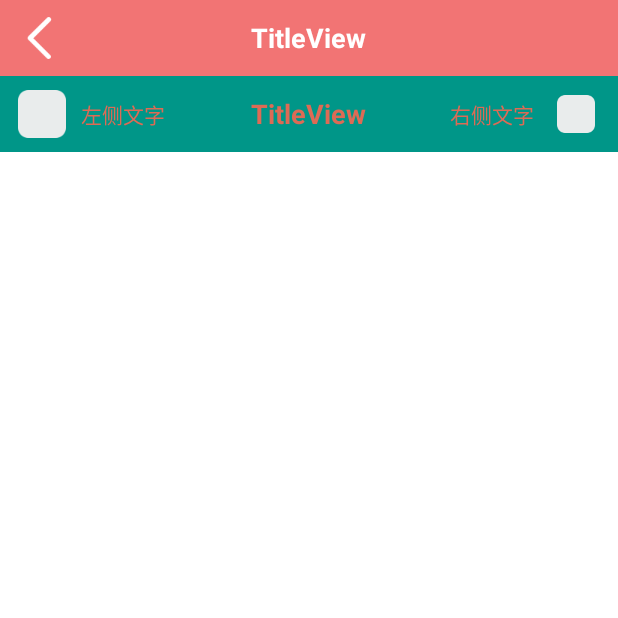
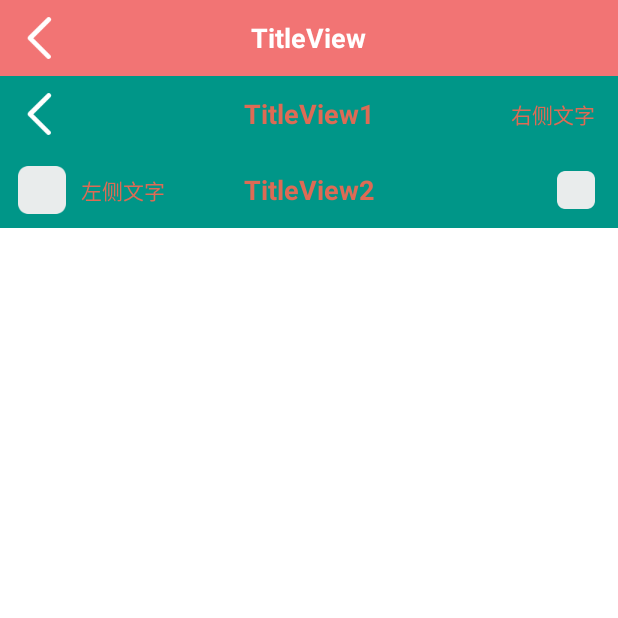
Before and after one commit to hHui056/android_mvp_generate, an Android app: the screen it shows after launch (TitleViewActivity), after a tap on "TitleView", on a phone screen of 412 x 824 dp, the top half of it. Run offline under Robolectric (Android 15) with nearby library versions, the phone set to English and light mode, and no system bars; libraries missing offline, so code that uses them is left out: com.bigkoo.pickerview, com.readystatesoftware.systembartint.

Commit message:
临时提交

```diff
--- a/app/src/main/AndroidManifest.xml
+++ b/app/src/main/AndroidManifest.xml
@@ -12,6 +12,9 @@
         android:supportsRtl="true"
         android:theme="@style/MyAppCompat"
         tools:replace="android:icon,android:label,android:theme">
+        <activity
+            android:name=".ui.dialog.AlertDialogActivity"
+            android:exported="false" />
         <activity
             android:name=".ui.loginView.LoginViewActivity"
             android:exported="false" />
--- a/app/src/main/java/com/hh/androidbaselibrary/MainActivity.kt
+++ b/app/src/main/java/com/hh/androidbaselibrary/MainActivity.kt
@@ -4,6 +4,7 @@ import android.os.Build
 import android.os.Bundle
 import androidx.annotation.RequiresApi
 import com.hh.androidbaselibrary.test.Person
+import com.hh.androidbaselibrary.ui.dialog.AlertDialogActivity
 import com.hh.androidbaselibrary.ui.loginView.LoginViewActivity
 import com.hh.androidbaselibrary.ui.titleView.TitleViewActivity
 import com.hh.baselibrary.mvp.BaseActivity
@@ -14,7 +15,7 @@ import kotlinx.android.synthetic.main.activity_main.*
 
 @RequiresApi(Build.VERSION_CODES.N)
 class MainActivity : BaseActivity() {
-    val optionUtil = ShowOptionUtil(this)
+    private val optionUtil = ShowOptionUtil(this)
 
     override fun onCreate(savedInstanceState: Bundle?) {
         super.onCreate(savedInstanceState)
@@ -35,6 +36,7 @@ class MainActivity : BaseActivity() {
 
         item_title_view.setOnClickListener { jump2Activity(TitleViewActivity::class.java, false) }
         item_login_view.setOnClickListener { jump2Activity(LoginViewActivity::class.java, false) }
+        item_dialog.setOnClickListener { jump2Activity(AlertDialogActivity::class.java, false) }
     }
 
     override fun initView() {
--- a/app/src/main/java/com/hh/androidbaselibrary/MainApplication.kt
+++ b/app/src/main/java/com/hh/androidbaselibrary/MainApplication.kt
@@ -7,6 +7,6 @@ import com.hh.baselibrary.mvp.BaseApplication
  */
 class MainApplication : BaseApplication() {
     override fun init() {
-        initApplicationThemeColor(resources.getColor(R.color.error_stroke_color))
+        setApplicationThemeColor(resources.getColor(R.color.error_stroke_color))
     }
 }
--- a/app/src/main/res/layout/activity_title_view.xml
+++ b/app/src/main/res/layout/activity_title_view.xml
@@ -15,14 +15,22 @@
         app:title="TitleView" />
 
     <com.hh.baselibrary.widget.TitleView
+        android:layout_width="match_parent"
+        android:layout_height="wrap_content"
+        app:isSupportBack="true"
+        app:title="TitleView1"
+        app:titleBackgroundColor="@color/material_deep_teal_50"
+        app:titleRightText="右侧文字"
+        app:titleTextColor="@color/red_btn_bg_color" />
+
+    <com.hh.baselibrary.widget.TitleView
         android:id="@+id/title_test"
         android:layout_width="match_parent"
         android:layout_height="wrap_content"
+        app:backImg="@drawable/alert_bg"
         app:isSupportBack="true"
-        app:title="TitleView"
+        app:rightImg="@drawable/alert_bg"
+        app:title="TitleView2"
         app:titleBackgroundColor="@color/material_deep_teal_50"
-        app:titleRightText="右侧文字"
-        app:backImg="@drawable/alert_bg"
-        app:rightImg="@drawable/alert_bg"
         app:titleTextColor="@color/red_btn_bg_color" />
 </LinearLayout>
--- a/baselibrary/src/main/java/com/hh/baselibrary/mvp/BaseActivity.kt
+++ b/baselibrary/src/main/java/com/hh/baselibrary/mvp/BaseActivity.kt
@@ -9,7 +9,6 @@ import androidx.appcompat.app.AppCompatActivity
 import com.hh.baselibrary.util.StatusBarUtil
 import com.hh.baselibrary.util.ToastUtil
 import com.hh.baselibrary.widget.MyAlertDialog
-import com.hh.baselibrary.widget.ios.DialogStyle
 
 /**
  * Create By hHui on 2021/3/23 0023
@@ -23,7 +22,7 @@ abstract class BaseActivity : AppCompatActivity(), BaseView {
 
     override fun onCreate(savedInstanceState: Bundle?) {
         super.onCreate(savedInstanceState)
-        alertDialog = MyAlertDialog(this, DialogStyle.IOS)
+        alertDialog = MyAlertDialog(this, BaseApplication.dialogStyle)
 
         setStatusBar() //设置沉浸式状态栏
     }
--- a/baselibrary/src/main/java/com/hh/baselibrary/mvp/BaseApplication.kt
+++ b/baselibrary/src/main/java/com/hh/baselibrary/mvp/BaseApplication.kt
@@ -4,7 +4,9 @@ import android.annotation.SuppressLint
 import android.app.Application
 import android.graphics.Color
 import androidx.annotation.ColorInt
+import androidx.annotation.ColorRes
 import com.hh.baselibrary.common.ContextManager
+import com.hh.baselibrary.widget.ios.DialogStyle
 
 /**
  * Create By hHui on 2021/11/2
@@ -16,8 +18,12 @@ abstract class BaseApplication : Application() {
     companion object {
         //主题颜色
         @SuppressLint("ResourceAsColor")
-        @ColorInt
+        @ColorRes
         var logoColor: Int = Color.parseColor("#377EB4")
+            private set
+
+        //弹窗风格
+        var dialogStyle: DialogStyle = DialogStyle.SweetDialog
             private set
     }
 
@@ -28,11 +34,16 @@ abstract class BaseApplication : Application() {
     }
 
     /**
-     * 初始APP主题颜色，如果不使用则使用默认颜色主题
+     * 设置APP主题颜色，弹窗风格，如果不使用则使用默认颜色主题
      */
-    fun initApplicationThemeColor(@ColorInt color: Int) {
+    fun setApplicationThemeColor(
+        @ColorRes color: Int = Color.parseColor("#377EB4"),
+        style: DialogStyle = DialogStyle.SweetDialog
+    ) {
         logoColor = color
+        dialogStyle = style
     }
+
 
     /**
      * Application初始化工作放在此处
--- a/baselibrary/src/main/java/com/hh/baselibrary/util/RxTimerUtil.kt
+++ b/baselibrary/src/main/java/com/hh/baselibrary/util/RxTimerUtil.kt
@@ -24,9 +24,7 @@ class RxTimerUtil {
                 .observeOn(AndroidSchedulers.mainThread())
                 .subscribe(object : Observer<Long> {
                     override fun onError(e: Throwable) = Unit
-
                     override fun onComplete() = Unit
-
                     override fun onSubscribe(d: Disposable) {
                         mDisposable = d
                     }
--- a/baselibrary/src/main/res/layout/title_layout.xml
+++ b/baselibrary/src/main/res/layout/title_layout.xml
@@ -41,7 +41,7 @@
     <TextView
         android:id="@+id/txt_right"
         style="@style/title_text_style"
-        android:layout_toLeftOf="@+id/img_right"
+        android:layout_alignParentRight="true"
         android:layout_centerVertical="true"
         android:layout_marginRight="@dimen/base_dimen_30"
         android:textSize="@dimen/normalTextSize"
```
Also changed, not shown: app/src/main/java/com/hh/androidbaselibrary/ui/dialog/AlertDialogActivity.kt (added, +31 -0 lines), app/src/main/res/layout/activity_alert_dialog.xml (added, +42 -0 lines), app/src/main/res/layout/activity_main.xml (+8 -0 lines).
